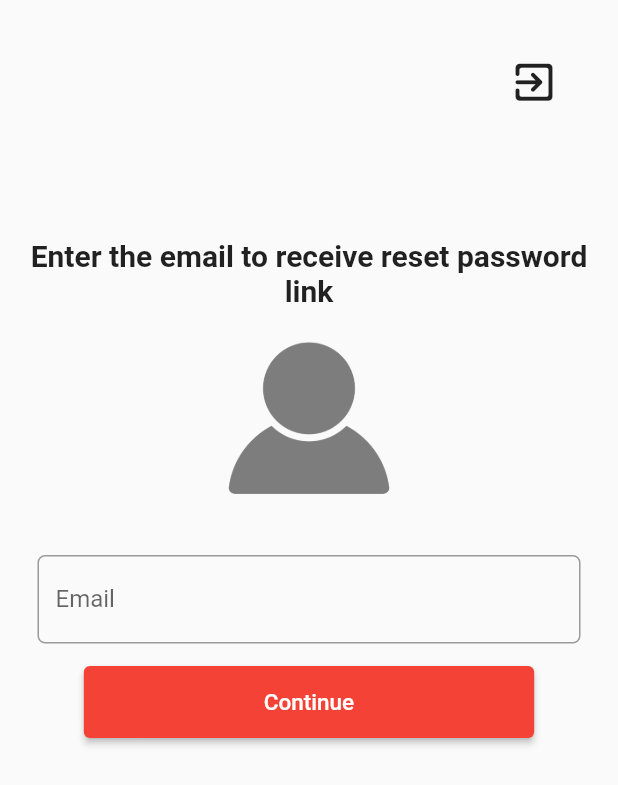
After one commit to ayushmanSrma/yatra_clone, a Flutter app: the screen it shows after launch, after a tap on "Forgot Password ?", on a phone screen of 412 x 824 dp. The commit adds this screen. Shown: the top 785 px of the screen. Run offline on Flutter 3.47's test engine with Material 2 defaults, Android fonts, the light colour scheme and no system bars; our stand-ins replace firebase_auth, firebase_core; accounts and stored records are empty; Roboto replaces fonts that are missing (AppleFont).

Commit message:
Email Verification

```diff
--- /dev/null
+++ b/lib/Authentications/ForgotPasswordPage.dart
@@ -0,0 +1,125 @@
+import 'package:firebase_auth/firebase_auth.dart';
+import 'package:flutter/material.dart';
+
+class ForgotPassword extends StatefulWidget {
+  const ForgotPassword({Key? key}) : super(key: key);
+
+  @override
+  State<ForgotPassword> createState() => _ForgotPasswordState();
+}
+
+class _ForgotPasswordState extends State<ForgotPassword> {
+  final _emailController = TextEditingController();
+
+  @override
+  void dispose() {
+    _emailController.dispose();
+    super.dispose();
+  }
+
+  Future passwordReset(BuildContext context) async {
+    //You have to pass BuildContext to passwordReset
+    try {
+      await FirebaseAuth.instance
+          .sendPasswordResetEmail(email: _emailController.text.trim());
+      showDialog(
+          context: context,
+          builder: (BuildContext context) => AlertDialog(
+            //DialogBox for succesful reset link
+            content: Text(
+              "Password reset link has sent.\nClick on the link to reset and login again.",
+              style: TextStyle(
+                  fontSize: 15,
+                  fontFamily: 'AppleFont',
+                  fontWeight: FontWeight.w600),
+              textAlign: TextAlign.center,
+            ),
+            alignment: Alignment.center,
+          ));
+    } on FirebaseAuthException catch (e) {
+      debugPrint(e.toString());
+      showDialog(
+          context: context,
+          builder: (BuildContext context) => AlertDialog(
+            content: Text(
+              e.message.toString(),
+              style: TextStyle(
+                  fontSize: 15,
+                  fontFamily: 'AppleFont',
+                  fontWeight: FontWeight.w600),
+              textAlign: TextAlign.center,
+            ),
+          ));
+    }
+  }
+
+  @override
+  Widget build(BuildContext context) {
+    return Scaffold(
+      body: Column(
+        children: [
+          //Back IconButton
+          Padding(
+            padding: const EdgeInsets.fromLTRB(300, 30, 0, 0),
+            child: IconButton(
+              onPressed: () => Navigator.pop(context, false),
+              icon: const Icon(Icons.exit_to_app_rounded),
+              iconSize: 33.0,
+              highlightColor: Colors.blue,
+              splashRadius: 30,
+            ),
+          ),
+
+          //Enter email text
+          Padding(
+            padding: const EdgeInsets.fromLTRB(10, 80, 10, 0),
+            child: Text(
+              'Enter the email to receive reset password link',
+              style: TextStyle(
+                fontSize: 20,
+                fontWeight: FontWeight.bold,
+                fontFamily: 'AppleFont',
+              ),
+              textAlign: TextAlign.center,
+            ),
+          ),
+
+          Container(
+              width: 150,
+              height: 150,
+              child: Image.asset('assets/images/profile.png')),
+
+          //email TextField
+          Padding(
+            padding: const EdgeInsets.symmetric(vertical: 15, horizontal: 25),
+            child: Container(
+              child: TextField(
+                controller: _emailController,
+                decoration: InputDecoration(
+                  labelText: "Email",
+                  border: OutlineInputBorder(
+                      borderRadius: BorderRadius.circular(5.0)),
+                ),
+              ),
+            ),
+          ),
+
+          //Reset Button
+          ElevatedButton(
+            onPressed: () => passwordReset(context), // ADD THIS
+            style: ElevatedButton.styleFrom(
+                backgroundColor: Colors.red[500],
+                padding: EdgeInsets.symmetric(
+                    horizontal: 120, vertical: 15)),
+            child: const Text(
+              'Continue',
+              style: TextStyle(
+                fontSize: 15,
+              ),
+            ),
+          ),
+        ],
+      ),
+    );
+  }
+}
--- a/lib/Authentications/LoginScrren.dart
+++ b/lib/Authentications/LoginScrren.dart
@@ -1,9 +1,11 @@
 import 'package:firebase_auth/firebase_auth.dart';
 import 'package:flutter/material.dart';
+import 'package:yatri_clone/Authentications/ForgotPasswordPage.dart';
 
 class loginScreen extends StatefulWidget {
   final VoidCallback showRegisterPage;
-  const loginScreen({Key? key, required this.showRegisterPage}) : super(key: key);
+  const loginScreen({Key? key, required this.showRegisterPage})
+      : super(key: key);
 
   @override
   State<loginScreen> createState() => _loginScreenState();
@@ -15,17 +17,18 @@ class _loginScreenState extends State<loginScreen> {
   final _passwordController = TextEditingController();
   bool isPasswordVisible = true;
 
-  Future signIn() async{
-    await FirebaseAuth.instance.signInWithEmailAndPassword(email:_emailController.text.trim(), password: _passwordController.text.trim());
+  Future signIn() async {
+    await FirebaseAuth.instance.signInWithEmailAndPassword(
+        email: _emailController.text.trim(),
+        password: _passwordController.text.trim());
   }
 
   @override
-  void dispose(){
+  void dispose() {
     _emailController.dispose();
     _passwordController.dispose();
     super.dispose();
   }
-
 
   @override
   Widget build(BuildContext context) {
@@ -34,11 +37,9 @@ class _loginScreenState extends State<loginScreen> {
       appBar: AppBar(
         backgroundColor: Colors.white,
         centerTitle: true,
-        title: const Text("yatra",
-          style: TextStyle(
-              color: Colors.red,
-              fontSize: 30.0
-          ) ,
+        title: const Text(
+          "yatra",
+          style: TextStyle(color: Colors.red, fontSize: 30.0),
         ),
       ),
       body: SingleChildScrollView(
@@ -46,63 +47,88 @@ class _loginScreenState extends State<loginScreen> {
           crossAxisAlignment: CrossAxisAlignment.center,
           mainAxisAlignment: MainAxisAlignment.start,
           children: [
-            const SizedBox(height: 18.0,),
-            const Text('Welcome to Yatra!',style: TextStyle(
+            const SizedBox(
+              height: 18.0,
+            ),
+            const Text(
+              'Welcome to Yatra!',
+              style: TextStyle(
                 fontSize: 20.0,
               ),
             ),
-            const SizedBox(height: 10.0,),
-            const Text('Please Login/Sign Up using your Email/Mobile to continue',style: TextStyle(
-              fontSize: 11.0
-            ),),
-            SizedBox(height: 15.0,),
+            const SizedBox(
+              height: 10.0,
+            ),
+            const Text(
+              'Please Login/Sign Up using your Email/Mobile to continue',
+              style: TextStyle(fontSize: 11.0),
+            ),
+            SizedBox(
+              height: 15.0,
+            ),
             Padding(
               padding: const EdgeInsets.symmetric(horizontal: 17),
               child: Container(
                   width: 400,
                   height: 450,
-                decoration:  BoxDecoration(
+                  decoration: BoxDecoration(
                     color: Colors.white,
                     border: Border.all(color: Colors.white),
                   ),
                   child: Column(
                     children: [
                       Container(
-                      width : 150,
+                          width: 150,
                           height: 150,
-                        child: Image.asset('assets/images/profile.png')
-                    ),
+                          child: Image.asset('assets/images/profile.png')),
                       Padding(
-                      padding: const EdgeInsets.symmetric(horizontal: 10.0,vertical: 5.0),
+                        padding: const EdgeInsets.symmetric(
+                            horizontal: 10.0, vertical: 5.0),
                         child: TextField(
                           controller: _emailController,
                           decoration: InputDecoration(
                             labelText: "Email",
                             border: OutlineInputBorder(
-                              borderRadius: BorderRadius.circular(5.0)
-                          ),
+                                borderRadius: BorderRadius.circular(5.0)),
                           ),
                         ),
                       ),
                       Padding(
-                      padding: const EdgeInsets.symmetric(horizontal: 10.0,vertical: 5.0),
+                        padding: const EdgeInsets.symmetric(
+                            horizontal: 10.0, vertical: 5.0),
                         child: TextField(
                           controller: _passwordController,
                           obscureText: isPasswordVisible,
                           decoration: InputDecoration(
                             labelText: "Password",
                             border: OutlineInputBorder(
-                              borderRadius: BorderRadius.circular(5.0)
+                                borderRadius: BorderRadius.circular(5.0)),
                           ),
                         ),
                       ),
+                      GestureDetector(
+                        onTap: (){
+                          Navigator.push(
+                            context,
+                            MaterialPageRoute(builder: (context){
+                              return ForgotPassword();
+                          },
                           ),
-                    SizedBox(height: 10,),
+                          );
+                        },
+                          child: Text("Forgot Password ?",
+                              style: TextStyle(
+                                  color: Colors.blue,
+                                  fontWeight: FontWeight.bold))),
+                      SizedBox(
+                        height: 10,
+                      ),
                       ElevatedButton(
                         onPressed: signIn,
                         style: ElevatedButton.styleFrom(
                             backgroundColor: Colors.red[500],
-                          padding: EdgeInsets.symmetric(horizontal: 120,vertical: 15)),
+                            padding: EdgeInsets.symmetric(
+                                horizontal: 120, vertical: 15)),
                         child: const Text(
                           'Continue',
                           style: TextStyle(
@@ -110,13 +136,14 @@ class _loginScreenState extends State<loginScreen> {
                           ),
                         ),
                       ),
-
-                    SizedBox(height: 10,),
+                      SizedBox(
+                        height: 10,
+                      ),
                       Padding(
                         padding: const EdgeInsets.symmetric(horizontal: 95),
                         child: GestureDetector(
                           onTap: widget.showRegisterPage,
-                        child:Row(
+                          child: Row(
                             children: [
                               Text("Not a member?"),
                               GestureDetector(
@@ -131,18 +158,17 @@ class _loginScreenState extends State<loginScreen> {
                           ),
                         ),
                       ),
-
                       Padding(
-                      padding: const EdgeInsets.symmetric(horizontal: 8.0,vertical: 7),
-                      child: Text('By proceeding you are agree with our Terms of Service,Privacy Policy & User Agreement',style: TextStyle(
-                        fontSize: 12
-                      ),),
+                        padding: const EdgeInsets.symmetric(
+                            horizontal: 8.0, vertical: 7),
+                        child: Text(
+                          'By proceeding you are agree with our Terms of Service,Privacy Policy & User Agreement',
+                          style: TextStyle(fontSize: 12),
+                        ),
                       )
                     ],
-                )
+                  )),
             ),
-            ),
-
           ],
         ),
       ),
--- a/lib/Authentications/main_page.dart
+++ b/lib/Authentications/main_page.dart
@@ -1,8 +1,7 @@
 import 'package:firebase_auth/firebase_auth.dart';
 import 'package:flutter/material.dart';
-import 'package:yatri_clone/Authentications/LoginScrren.dart';
 import 'package:yatri_clone/Authentications/auth_page.dart';
-import 'package:yatri_clone/navpage/HomePage.dart';
+import 'package:yatri_clone/Authentications/emailVerification.dart';
 
 class MainPage extends StatelessWidget {
   const MainPage({Key? key}) : super(key: key);
@@ -14,7 +13,7 @@ class MainPage extends StatelessWidget {
         stream: FirebaseAuth.instance.authStateChanges(),
         builder: (context,snapshot){
           if (snapshot.hasData){
-            return homePage();
+            return VerifyEmail();
           }else{
             return AuthPage();
           }
--- a/lib/Authentications/signUp.dart
+++ b/lib/Authentications/signUp.dart
@@ -112,6 +112,7 @@ class _signUpState extends State<signUp> {
                             border: OutlineInputBorder(
                                 borderRadius: BorderRadius.circular(5.0)),
                           ),
+                          obscureText: true,
                         ),
                       ),
 
```
Also changed, not shown: lib/Authentications/emailVerification.dart (added, +136 -0 lines). Lines whose indentation alone changed are shown as unchanged.
